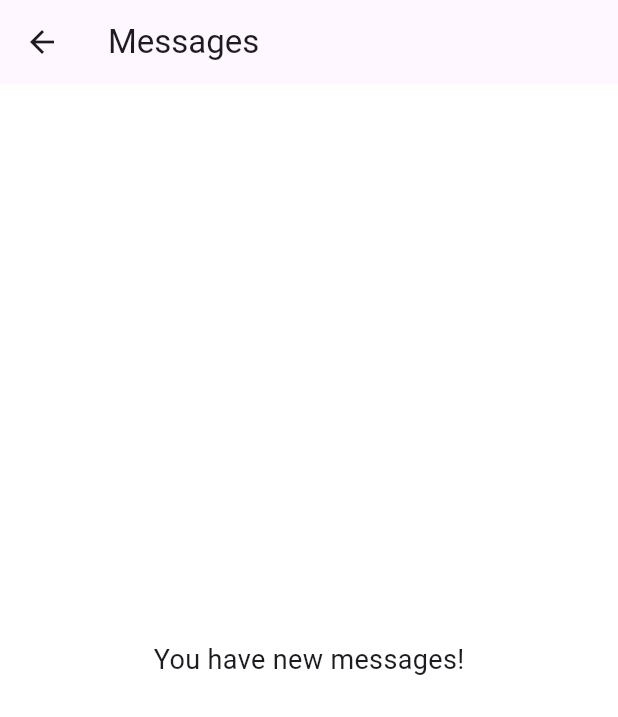
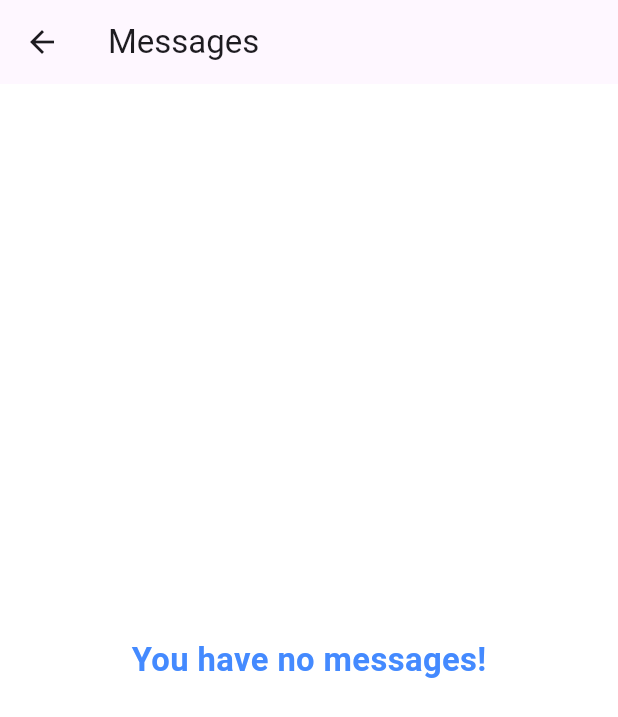
Before and after one commit to Dhrayblack/ijayworld, a Flutter app: the MessagesPage screen opened directly, on a phone screen of 412 x 824 dp. Shown: the top 717 px of the screen. Run offline on Flutter 3.47's test engine with Material 3 defaults, Android fonts, the phone set to English and light mode, and no system bars.

Commit message:
Initial commit

```diff
--- a/lib/screens/messages_page.dart
+++ b/lib/screens/messages_page.dart
@@ -1,16 +1,52 @@
 import 'package:flutter/material.dart';
 
-class MessagesPage extends StatelessWidget {
+class MessagesPage extends StatefulWidget {
   const MessagesPage({super.key});
+
+  @override
+  State<MessagesPage> createState() => _MessagesPageState();
+}
+
+class _MessagesPageState extends State<MessagesPage>
+    with SingleTickerProviderStateMixin {
+  late AnimationController _controller;
+  late Animation<double> _animation;
+
+  @override
+  void initState() {
+    super.initState();
+    _controller = AnimationController(
+      duration: const Duration(seconds: 2),
+      vsync: this,
+    )..repeat(reverse: true); // makes it bounce continuously
+
+    _animation = CurvedAnimation(
+      parent: _controller,
+      curve: Curves.bounceInOut,
+    );
+  }
+
+  @override
+  void dispose() {
+    _controller.dispose();
+    super.dispose();
+  }
 
   @override
   Widget build(BuildContext context) {
     return Scaffold(
       appBar: AppBar(title: const Text('Messages')),
-      body: const Center(
-        child: Text(
-          'You have new messages!',
-          style: TextStyle(fontSize: 18),
+      body: Center(
+        child: ScaleTransition(
+          scale: _animation,
+          child: const Text(
+            'You have no messages!',
+            style: TextStyle(
+              fontSize: 22,
+              fontWeight: FontWeight.bold,
+              color: Colors.blueAccent,
+            ),
+          ),
         ),
       ),
     );
```
